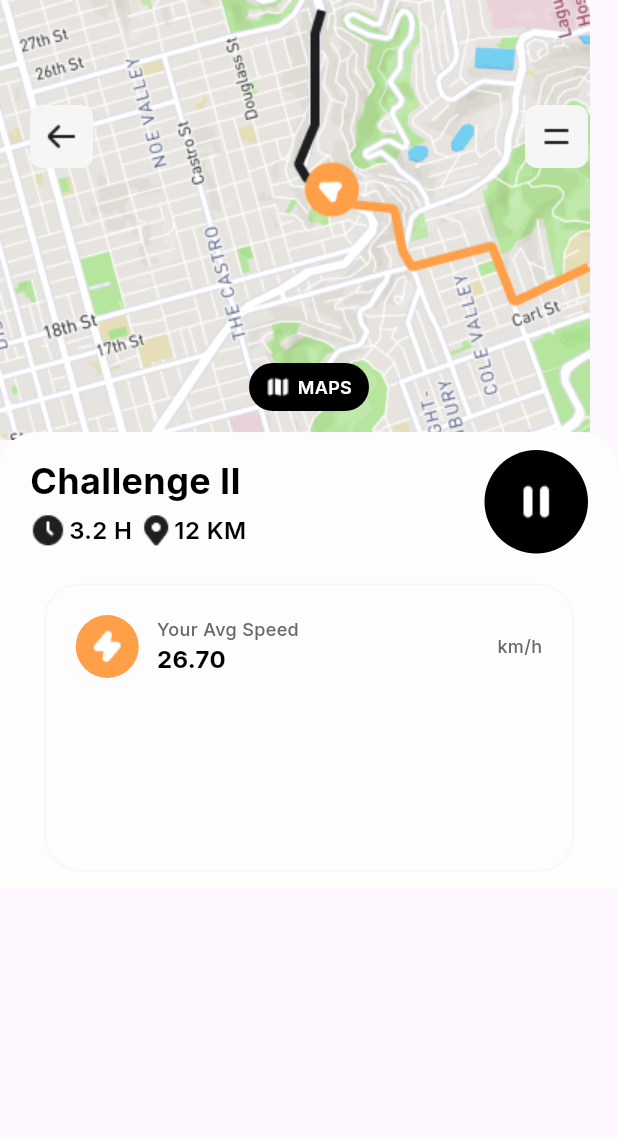
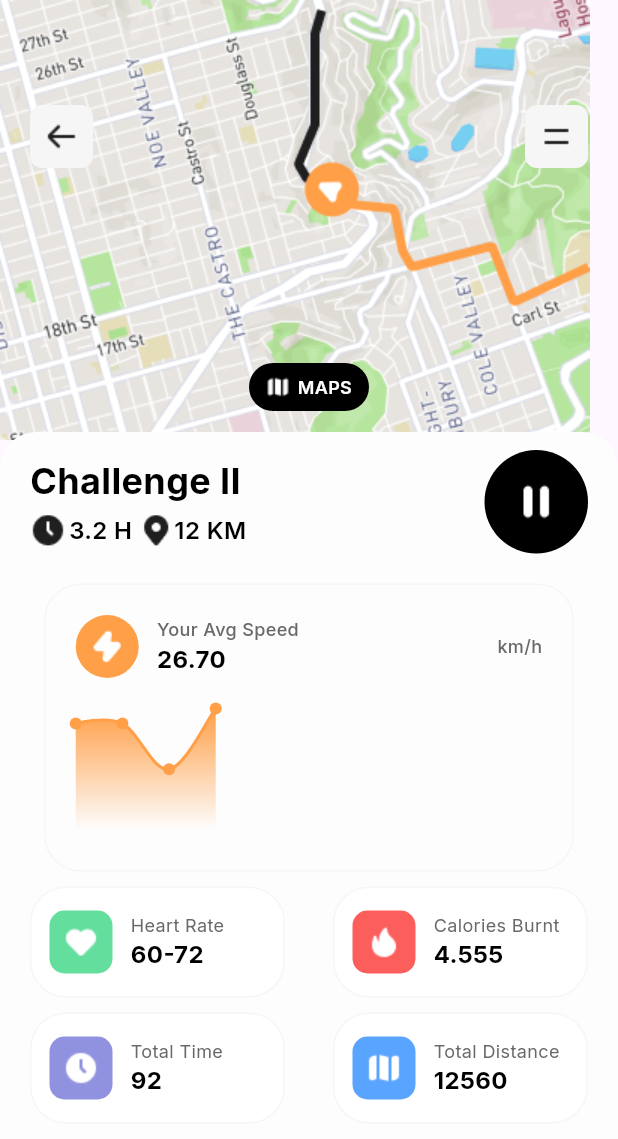
Before and after one commit to nabilareyna/larery, a Flutter app: the screen it shows after launch, after a tap on "IN PROGRESS", on a phone screen of 412 x 824 dp. Shown: the top 1139 px of the screen. Run offline on Flutter 3.47's test engine with Material 3 defaults, Android fonts, the phone set to English and light mode, and no system bars; drawn by our look-alikes of fl_chart; our stand-ins replace get, google_fonts.

Commit message:
adding fl_chart package

```diff
--- a/lib/components/widget/w_card.dart
+++ b/lib/components/widget/w_card.dart
@@ -2,23 +2,27 @@ import 'package:flutter/material.dart';
 import 'package:google_fonts/google_fonts.dart';
 import 'package:larery/utils/const.dart';
 
+enum CardType { DEFAULT, SMALL }
+
 class WCard extends StatelessWidget {
-  const WCard({super.key, this.amount, this.details, this.icon, this.title, this.color});
+  const WCard({super.key, this.amount, this.details, this.icon, this.title, this.color, this.type});
 
   final String? icon;
   final String? title;
   final String? amount;
   final String? details;
   final Color? color;
+  final CardType? type;
 
   @override
   Widget build(BuildContext context) {
     return Container(
       width: 170,
-      height: 140,
+      height: type == CardType.DEFAULT ? 140 : 74,
       decoration: BoxDecoration(color: Colors.white, borderRadius: BorderRadius.circular(24), border: Border.all(color: Color(0XFFFF6F6F6))),
       padding: EdgeInsets.all(Const.siblingMargin(x: 3)),
-      child: Column(
+      child: type == CardType.DEFAULT
+          ? Column(
               crossAxisAlignment: CrossAxisAlignment.start,
               children: [
                 Container(
@@ -42,6 +46,36 @@ class WCard extends StatelessWidget {
                 Text(amount!, style: GoogleFonts.inter(fontSize: 16, fontWeight: FontWeight.w700, color: Colors.black)),
                 Text(details!, style: GoogleFonts.inter(fontSize: 12, fontWeight: FontWeight.w600, color: Colors.black))
               ],
+            )
+          : Row(
+              mainAxisAlignment: MainAxisAlignment.spaceBetween,
+              children: [
+                Container(
+                    width: 42,
+                    height: 42,
+                    decoration: BoxDecoration(color: color, borderRadius: BorderRadius.circular(10)),
+                    child: Image.asset(
+                      icon!,
+                      color: Colors.white,
+                    )),
+                SizedBox(
+                  width: 4,
+                ),
+                Container(
+                  width: 90,
+                  height: 40,
+                  child: Column(
+                    crossAxisAlignment: CrossAxisAlignment.start,
+                    children: [
+                      Text(
+                        title!,
+                        style: GoogleFonts.inter(fontSize: 12, fontWeight: FontWeight.w400, color: Color(0XFFF696969)),
+                      ),
+                      Text(amount!, style: GoogleFonts.inter(fontSize: 16, fontWeight: FontWeight.w700, color: Colors.black))
+                    ],
+                  ),
+                )
+              ],
             ),
     );
   }
--- a/lib/module/homepage/ui/challengepage.dart
+++ b/lib/module/homepage/ui/challengepage.dart
@@ -1,5 +1,7 @@
+import 'package:fl_chart/fl_chart.dart';
 import 'package:flutter/material.dart';
 import 'package:get/get_state_manager/src/simple/get_view.dart';
+import 'package:larery/components/widget/w_card.dart';
 import 'package:larery/module/homepage/controller/c_challengepage.dart';
 import 'package:larery/utils/const.dart';
 import 'package:google_fonts/google_fonts.dart';
@@ -155,9 +157,84 @@ class ChallengePage extends GetView<CChallengePage> {
                               ),
                               Text("km/h", style: GoogleFonts.inter(color: Color(0XFFF696969), fontSize: 12, fontWeight: FontWeight.w500))
                             ],
+                          ),
+                          AspectRatio(
+                            aspectRatio: 3.07 / 1,
+                            child: LineChart(LineChartData(
+                                minX: 0,
+                                minY: 0,
+                                maxX: 5,
+                                maxY: 5,
+                                titlesData: FlTitlesData(show: false),
+                                borderData: FlBorderData(show: false),
+                                gridData: FlGridData(show: false),
+                                lineBarsData: [
+                                  LineChartBarData(
+                                      spots: const [
+                                        FlSpot(0, 3.5),
+                                        FlSpot(0.5, 3.5),
+                                        FlSpot(1, 2),
+                                        FlSpot(1.5, 4),
+                                      ],
+                                      isCurved: true,
+                                      color: Color(0XFFFFF9F47),
+                                      belowBarData: BarAreaData(
+                                          show: true,
+                                          gradient: LinearGradient(
+                                              begin: Alignment.topCenter,
+                                              end: Alignment.bottomCenter,
+                                              colors: [Color(0XFFFFF9F47), Color(0XFFFFF9F47).withOpacity(0)])))
+                                ])),
                           )
                         ],
                       ),
+                    ),
+                    const SizedBox(
+                      height: 10,
+                    ),
+                    const Row(
+                      mainAxisAlignment: MainAxisAlignment.spaceBetween,
+                      children: [
+                        WCard(
+                            type: CardType.SMALL,
+                            icon: "assets/icons/heart_icon.png",
+                            title: "Heart Rate",
+                            amount: "60-72",
+                            details: "Beats",
+                            color: Color(0XFFF64DE9C)),
+                        WCard(
+                          type: CardType.SMALL,
+                          icon: "assets/icons/fire_icon.png",
+                          title: "Calories Burnt",
+                          amount: "4.555",
+                          details: "KCAL",
+                          color: Color(0XFFFFC5E5B),
+                        ),
+                      ],
+                    ),
+                    const SizedBox(
+                      height: 10,
+                    ),
+                    const Row(
+                      mainAxisAlignment: MainAxisAlignment.spaceBetween,
+                      children: [
+                        WCard(
+                          type: CardType.SMALL,
+                          icon: "assets/icons/clock_icon.png",
+                          title: "Total Time",
+                          amount: "92",
+                          details: "Minutes",
+                          color: Color(0XFFF9092DF),
+                        ),
+                        WCard(
+                          type: CardType.SMALL,
+                          icon: "assets/icons/map_icon.png",
+                          title: "Total Distance",
+                          amount: "12560",
+                          details: "Steps",
+                          color: Color(0XFFFF59A4FF),
+                        )
+                      ],
                     )
                   ],
                 ),
--- a/lib/module/homepage/ui/homepage.dart
+++ b/lib/module/homepage/ui/homepage.dart
@@ -141,8 +141,15 @@ class HomePage extends GetView<CHomePage> {
                   Row(
                     mainAxisAlignment: MainAxisAlignment.spaceBetween,
                     children: [
-                      WCard(icon: "assets/icons/heart_icon.png", title: "Heart Rate", amount: "60-72", details: "Beats", color: Color(0XFFF64DE9C)),
                       WCard(
+                          type: CardType.DEFAULT,
+                          icon: "assets/icons/heart_icon.png",
+                          title: "Heart Rate",
+                          amount: "60-72",
+                          details: "Beats",
+                          color: Color(0XFFF64DE9C)),
+                      WCard(
+                        type: CardType.DEFAULT,
                         icon: "assets/icons/fire_icon.png",
                         title: "Calories Burnt",
                         amount: "4.555",
@@ -155,8 +162,15 @@ class HomePage extends GetView<CHomePage> {
                     height: 10,
                   ),
                   Row(mainAxisAlignment: MainAxisAlignment.spaceBetween, children: [
-                    WCard(icon: "assets/icons/clock_icon.png", title: "Total Time", amount: "92", details: "Minutes", color: Color(0XFFF9092DF)),
                     WCard(
+                        type: CardType.DEFAULT,
+                        icon: "assets/icons/clock_icon.png",
+                        title: "Total Time",
+                        amount: "92",
+                        details: "Minutes",
+                        color: Color(0XFFF9092DF)),
+                    WCard(
+                      type: CardType.DEFAULT,
                       icon: "assets/icons/map_icon.png",
                       title: "Total Distance",
                       amount: "12560",
--- a/pubspec.yaml
+++ b/pubspec.yaml
@@ -37,6 +37,7 @@ dependencies:
   cupertino_icons: ^1.0.2
   get: ^4.6.6
   google_fonts: any
+  fl_chart: ^0.69.0
 
 dev_dependencies:
   flutter_test:
```
Also changed, not shown: pubspec.lock. Lines whose indentation alone changed are shown as unchanged.
